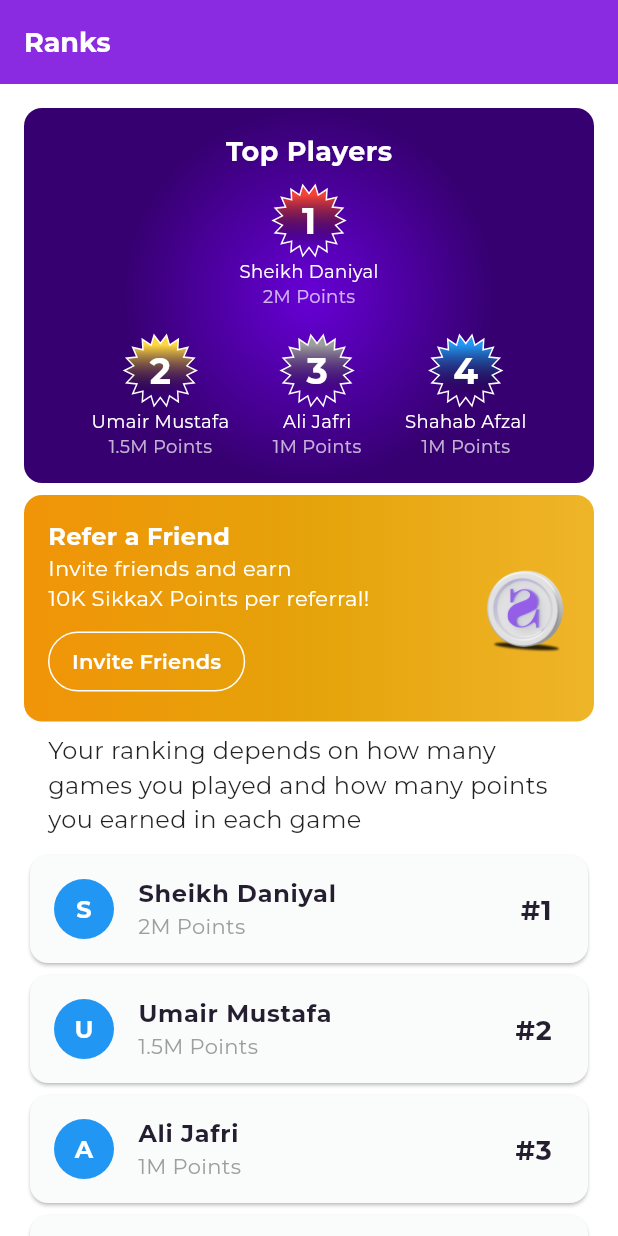
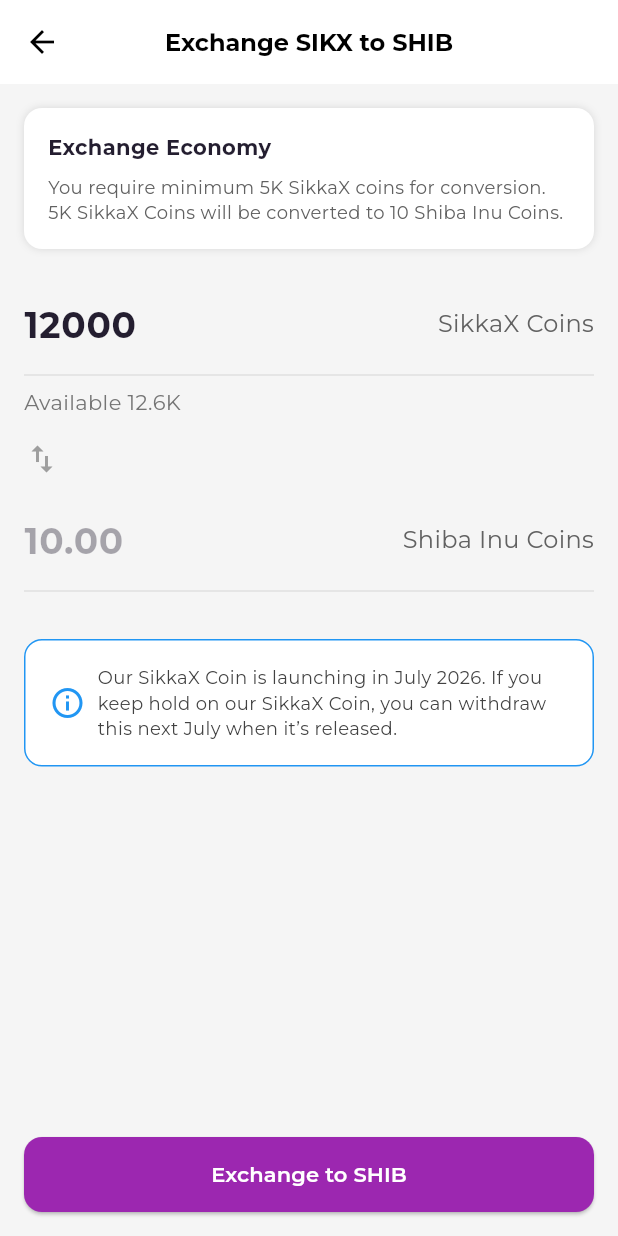
Before and after one commit to levantestudios5/sikka_wallet, a Flutter app: the screen it shows after launch, on a phone screen of 412 x 824 dp. Run offline on Flutter 3.47's test engine with Material 3 defaults, Android fonts, the phone set to English and light mode, and no system bars; our stand-ins replace another_flushbar, dio, event_bus, flutter_mobx, get_it, google_fonts and 3 more; generated files the repository leaves out were written again; project files that could hold a hidden picture were left out.

Commit message:
style(exchange): added wallet and exchange screen

```diff
--- /dev/null
+++ b/assets/json/transaction.json
@@ -0,0 +1,12 @@
+[
+  {
+    "title": "Exchange to SHIB",
+    "date": "February 27, 2025 10:45PM",
+    "amount": "+10 SHIB"
+  },
+  {
+    "title": "Withdrawal to Wallet",
+    "date": "February 26, 2025 5:30PM",
+    "amount": "-5 SIKX"
+  }
+]
--- /dev/null
+++ b/assets/json/wallet_card.json
@@ -0,0 +1,26 @@
+[
+  {
+    "id": 1,
+    "icon": "assets/icons/ic_appicon.png",
+    "balance": "SIKX 0.00",
+    "description": "Available SikkaX Coins",
+    "buttonText": "Exchange",
+    "buttonIcon": "exchange_icon"
+  },
+  {
+    "id": 2,
+    "icon": "assets/icons/ic_appicon.png",
+    "balance": "BTC 0.045",
+    "description": "Available Bitcoin",
+    "buttonText": "Exchange",
+    "buttonIcon": "exchange_icon"
+  },
+  {
+    "id": 3,
+    "icon": "assets/icons/ic_appicon.png",
+    "balance": "ETH 1.20",
+    "description": "Available Ethereum",
+    "buttonText": "Exchange",
+    "buttonIcon": "exchange_icon"
+  }
+]
--- a/assets/lang/en.json
+++ b/assets/lang/en.json
@@ -44,5 +44,25 @@
   "error_invalid_email": "Enter a valid email address",
   "error_empty_password": "Please enter your password",
   "error_short_password": "Password must be at least 6 characters",
-  "signin_end": "-------------------------------------------------------------------------------------"
+  "signin_end": "-------------------------------------------------------------------------------------",
+
+  "wallet": "Wallet",
+  "available_coins": "Available SikkaX Coins",
+  "exchange": "Exchange",
+  "withdraw": "Withdraw",
+  "announcement_text": "Our SikkaX Coin is launching soon! In next July, 2026 we are launching SikkaX publicly.",
+  "transactions": "Transactions",
+  "no_transactions": "You did not make any transactions yet",
+  "buttonText": "Exchange",
+  "wallet_end": "-------------------------------------------------------------------------------------",
+
+  "exchange_sikx_to_shib": "Exchange SIKX to SHIB",
+  "exchange_economy": "Exchange Economy",
+  "exchange_details": "You require minimum 5K SikkaX coins for conversion. 5K SikkaX Coins will be converted to 10 Shiba Inu Coins.",
+  "sikx_coins": "SikkaX Coins",
+  "shiba_inu_coins": "Shiba Inu Coins",
+  "available": "Available",
+  "launch_message": "Our SikkaX Coin is launching in July 2026. If you keep hold on our SikkaX Coin, you can withdraw this next July when it’s released.",
+  "exchange_button": "Exchange to SHIB",
+  "exchange_end": "-------------------------------------------------------------------------------------"
 }
--- a/lib/constants/dimens.dart
+++ b/lib/constants/dimens.dart
@@ -13,7 +13,6 @@
   static const double iconSpacing = 8.0;
   static const double buttonRadius = 30.0;
   static const double buttonPadding = 8.0;
-
 // signup screen
   static const double cardPadding = 16.0;
   static const double cardRadius = 20.0;
@@ -29,19 +28,16 @@
   static const double radiusSmall = 8.0;
   static const double buttonHeight = 16.0;
   // feed screen
-
   static const double paddingSmall = 8.0;
   static const double appBarFontSize = 20.0;
   static const double titleFontSize = 16.0;
   static const double cardRadiusNewsFeed = 12.0;
   static const double cardElevationNewsFeed = 3.0;
   static const double bodyFontSize = 14.0;
-
   // notification screen
   static const double radiusLarge = 20.0;
   static const double elevationLow = 3.0;
 // ranks screen
-
   static const double borderRadius = 12.0;
   static const double avatarSize = 24.0;
   static const double fontSizeSmall = 14.0;
@@ -49,5 +45,29 @@
   static const double fontSizeMedium = 16.0;
   static const double fontSizeLarge = 18.0;
   static const double defaultLogoSize = 30.0;
+// wallet screen
+  static const double spacingSmall = 8.0;
+  static const double fontSmall = 12.0;
+  static const double fontMedium = 14.0;
+  static const double fontLarge = 18.0;
+  static const double fontExtraLarge = 24.0;
+  static const double iconSizeSmall = 20.0;
+  static const double iconSizeLarge = 40.0;
+  static const double coinSize = 70.0;
+  static const double cornerRadiusMedium = 12.0;
+  static const double cornerRadiusLarge = 24.0;
+  // Icon Sizes
+  static const double iconSizeMedium = 24.0;
+  // Button Sizes
+  static const double buttonCircularSize = 50.0; // Size of circular button
+  // Border & Radius
+  static const double borderRadiusSmall = 8.0;
+  static const double borderRadiusMedium = 12.0;
+  static const double borderRadiusLarge = 20.0;
+  static const double borderWidth = 2.0;
+  // Exchange screen
 
+  static const double buttonHeightLarge = 50.0;
+  static const double iconSize = 24.0;
+  static const double textSizeLarge = 24.0;
 }
--- a/lib/presentation/my_app.dart
+++ b/lib/presentation/my_app.dart
@@ -8,6 +8,8 @@
 import 'package:sikka_wallet/presentation/notification/notification_screen.dart';
 import 'package:sikka_wallet/presentation/rank/rank_screen.dart';
 import 'package:sikka_wallet/presentation/registration/signin_screen.dart';
+import 'package:sikka_wallet/presentation/wallet/exchange_screen.dart';
+import 'package:sikka_wallet/presentation/wallet/wallet_screen.dart';
 import 'package:sikka_wallet/utils/locale/app_localization.dart';
 import 'package:sikka_wallet/utils/routes/routes.dart';
 import 'package:flutter/material.dart';
@@ -48,7 +50,7 @@
             // Built-in localization of basic text for Cupertino widgets
             GlobalCupertinoLocalizations.delegate,
           ],
-          home: _userStore.isLoggedIn ? RanksScreen() : RanksScreen(),
+          home: _userStore.isLoggedIn ? ExchangeScreen() : ExchangeScreen(),
         );
       },
     );
--- a/lib/presentation/rank/rank_screen.dart
+++ b/lib/presentation/rank/rank_screen.dart
@@ -53,12 +53,13 @@
                   SizedBox(height: Dimens.paddingSmall),
                   Padding(
                     padding: const EdgeInsets.symmetric(
-                        horizontal: Dimens.paddingMedium),
+                        horizontal: Dimens.paddingSmall),
                     child: Text(
                         "Your ranking depends on how many games you played and how many points you earned in each game",
                         style: TextStyle(
                           color: Colors.black87,
                           fontSize: Dimens.fontSizeMedium,
+                          fontWeight: FontWeight.w500
                         )),
                   ),
                   SizedBox(height: Dimens.paddingSmall),
--- /dev/null
+++ b/lib/presentation/wallet/exchange_screen.dart
@@ -0,0 +1,178 @@
+import 'package:flutter/material.dart';
+import 'package:sikka_wallet/constants/dimens.dart';
+import 'package:sikka_wallet/utils/locale/app_localization.dart';
+
+class ExchangeScreen extends StatefulWidget {
+  @override
+  _ExchangeScreenState createState() => _ExchangeScreenState();
+}
+
+class _ExchangeScreenState extends State<ExchangeScreen> {
+  TextEditingController sikxController = TextEditingController(text: "12000");
+  TextEditingController shibController = TextEditingController(text: "10.00");
+
+  String? sikxError;
+  String? shibError;
+
+  void _validateAndConvert({bool isSikxChanged = false}) {
+    double? sikxValue = double.tryParse(sikxController.text);
+    double? shibValue = double.tryParse(shibController.text);
+
+    if (sikxValue == null || sikxValue <= 0) {
+      setState(() => sikxError = "Enter a valid SIKX amount");
+      return;
+    } else {
+      sikxError = null;
+    }
+
+    if (isSikxChanged) {
+      shibValue = sikxValue / 1200;
+      shibController.text = shibValue.toStringAsFixed(2);
+    }
+    setState(() {});
+  }
+
+  @override
+  Widget build(BuildContext context) {
+    return Scaffold(
+      resizeToAvoidBottomInset:false,
+      backgroundColor: Colors.grey[100],
+      appBar: AppBar(
+        backgroundColor: Colors.white,
+        elevation: 0,
+        leading: Icon(Icons.arrow_back, color: Colors.black),
+
+        title: Text(
+          AppLocalizations.of(context).translate('exchange_sikx_to_shib'),
+          style: TextStyle(color: Colors.black, fontWeight: FontWeight.bold),
+        ),
+        centerTitle: true,
+      ),
+      body: Padding(
+        padding: EdgeInsets.all(Dimens.paddingMedium),
+        child: Column(
+          crossAxisAlignment: CrossAxisAlignment.start,
+          mainAxisAlignment: MainAxisAlignment.start,
+          children: [
+            _buildExchangeInfoCard(context),
+            SizedBox(height: Dimens.paddingLarge),
+            SingleChildScrollView(child: _buildTextFieldRow(context, sikxController, "sikx_coins", "12.6K", sikxError, true)),
+            _buildSwapIcon(),
+            _buildTextFieldRow(context, shibController, "shiba_inu_coins", "", shibError, false),
+            SizedBox(height: Dimens.paddingLarge),
+            _buildInfoBox(context),
+            Spacer(),
+            _buildExchangeButton(context),
+          ],
+        ),
+      ),
+    );
+  }
+
+  Widget _buildExchangeInfoCard(BuildContext context) {
+    return Container(
+      padding: EdgeInsets.all(Dimens.paddingMedium),
+      decoration: BoxDecoration(
+        color: Colors.white,
+        borderRadius: BorderRadius.circular(Dimens.borderRadius),
+        boxShadow: [BoxShadow(color: Colors.black12, blurRadius: 4)],
+      ),
+      child: Column(
+        crossAxisAlignment: CrossAxisAlignment.start,
+        children: [
+          Text(
+            AppLocalizations.of(context).translate('exchange_economy'),
+            style: TextStyle(fontWeight: FontWeight.bold,fontSize: 14),
+          ),
+          SizedBox(height: Dimens.paddingSmall),
+          Text(
+            AppLocalizations.of(context).translate('exchange_details'),
+            style: TextStyle(color: Colors.grey[700],fontSize: 12),
+          ),
+        ],
+      ),
+    );
+  }
+
+  Widget _buildTextFieldRow(BuildContext context, TextEditingController controller, String coinKey, String availableAmount, String? error, bool isSikx) {
+    return Column(
+      crossAxisAlignment: CrossAxisAlignment.start,
+      children: [
+        Row(
+          mainAxisAlignment: MainAxisAlignment.spaceBetween,
+          children: [
+            Expanded(
+              child: TextField(
+                controller: controller,
+                keyboardType: TextInputType.number,
+                enabled: isSikx,
+                style: TextStyle(fontSize: Dimens.textSizeLarge, fontWeight: FontWeight.bold),
+                decoration: InputDecoration(
+                  border: InputBorder.none,
+                  errorText: error,
+                ),
+                onChanged: (value) => _validateAndConvert(isSikxChanged: isSikx),
+              ),
+            ),
+            Text(AppLocalizations.of(context).translate(coinKey), style: TextStyle(color: Colors.grey[700])),
+          ],
+        ),
+        Divider(thickness: 1, color: Colors.grey[300]),
+
+        if (availableAmount.isNotEmpty)
+          Text(
+            "${AppLocalizations.of(context).translate('available')} $availableAmount",
+            style: TextStyle(color: Colors.grey[600], fontSize: 14),
+          ),
+      ],
+    );
+  }
+
+  Widget _buildSwapIcon() {
+    return Padding(
+      padding: EdgeInsets.symmetric(vertical: Dimens.paddingMedium),
+      child: Icon(Icons.swap_vert, size: Dimens.iconSize, color: Colors.grey),
+    );
+  }
+
+  Widget _buildInfoBox(BuildContext context) {
+    return Container(
+      padding: EdgeInsets.all(Dimens.paddingMedium),
+      decoration: BoxDecoration(
+        color: Colors.white,
+        borderRadius: BorderRadius.circular(Dimens.borderRadius),
+        border: Border.all(color: Colors.blue),
+      ),
+      child: Row(
+        children: [
+          Icon(Icons.info_outline, color: Colors.blue),
+          SizedBox(width: Dimens.paddingSmall),
+          Expanded(
+            child: Text(
+              AppLocalizations.of(context).translate('launch_message'),
+              style: TextStyle(color: Colors.grey[800],fontSize: 12),
+            ),
+          ),
+        ],
+      ),
+    );
+  }
+
+  Widget _buildExchangeButton(BuildContext context) {
+    return SizedBox(
+      width: double.infinity,
+      height: Dimens.buttonHeightLarge,
+      child: ElevatedButton(
+        onPressed: () {},
+        child: Text(AppLocalizations.of(context).translate('exchange_button')),
+        style: ElevatedButton.styleFrom(
+          backgroundColor: Colors.purple,
+          foregroundColor: Colors.white,
+          shape: RoundedRectangleBorder(
+            borderRadius: BorderRadius.circular(Dimens.borderRadius),
+          ),
+        ),
+      ),
+    );
+  }
+}
```
Also changed, not shown: lib/core/widgets/custom_circular_button.dart (added, +54 -0 lines), lib/presentation/wallet/wallet_screen.dart (+217 -104 lines).
